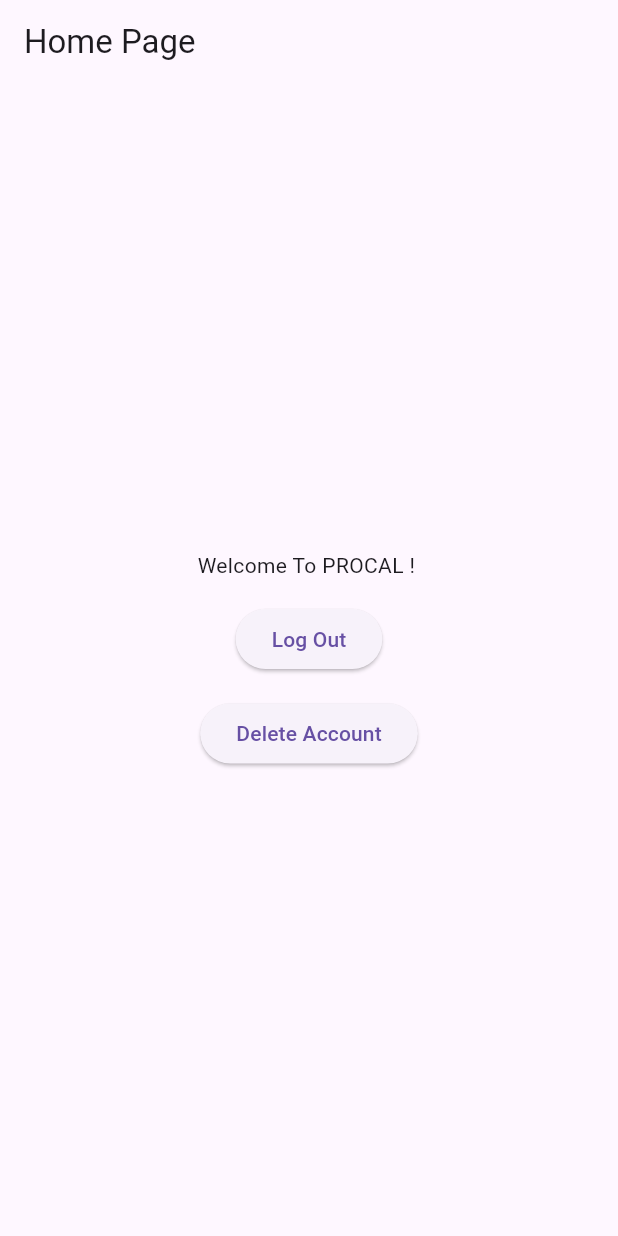
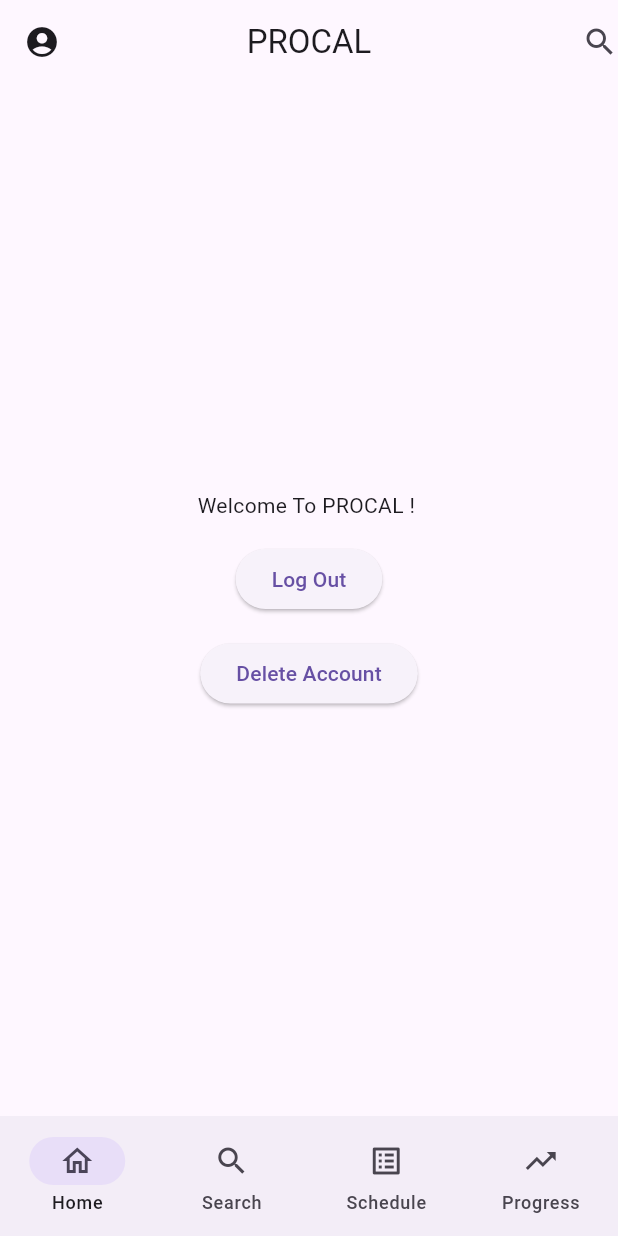
Before and after one commit to Rani1281/ProCal, a Flutter app: the screen it shows once a user with an empty profile is signed in, on a phone screen of 412 x 824 dp. Run offline on Flutter 3.47's test engine with Material 3 defaults, Android fonts, the light colour scheme and no system bars; our stand-ins replace cloud_firestore, firebase_auth, firebase_core, fluttertoast, google_sign_in, sign_in_button; accounts and stored records are empty.

Commit message:
Add required pages

```diff
--- a/lib/main.dart
+++ b/lib/main.dart
@@ -2,8 +2,9 @@ import 'package:firebase_auth/firebase_auth.dart';
 
 import 'package:flutter/material.dart';
 import 'package:firebase_core/firebase_core.dart';
+import 'package:procal/main_navigation.dart';
 import 'package:procal/pages/auth_pages/main_auth.dart';
-import 'package:procal/pages/nav_pages/home_page.dart';
+import 'package:procal/pages/nav_pages/home_page/main_home_page.dart';
 import 'package:procal/pages/auth_pages/verify_email_page.dart';
 import 'package:procal/widgets/auth_page_design.dart';
 import 'firebase_options.dart';
@@ -48,7 +49,7 @@ class _MyAppState extends State<MyApp> {
                 return const VerifyEmailPage();
               }
             }
-            return const HomePage();
+            return const MainNavigation();
           }
           // User is NOT signed in
           //return AuthPage(destination: 'sign-up');
--- /dev/null
+++ b/lib/main_navigation.dart
@@ -0,0 +1,56 @@
+import 'package:flutter/material.dart';
+import 'package:procal/pages/nav_pages/explore_page/food_search_page.dart';
+import 'package:procal/pages/nav_pages/home_page/main_home_page.dart';
+import 'package:procal/pages/nav_pages/progress_page/main_progress_page.dart';
+import 'package:procal/pages/nav_pages/schedule_page/main_schedule_page.dart';
+
+class MainNavigation extends StatefulWidget {
+  const MainNavigation({super.key});
+
+  @override
+  State<MainNavigation> createState() => _MainNavigationState();
+}
+
+class _MainNavigationState extends State<MainNavigation> {
+
+  int currentPageIndex = 0;
+
+  final Map<int, Widget> pages = {
+    0 : const HomePage(),
+    1 : const FoodSearchPage(),
+    2 : const SchedulePage(),
+    3 : const ProgressPage(),
+  };
+
+  final List<Widget> myDestinations = const [
+    NavigationDestination(icon: Icon(Icons.home_outlined), label: 'Home'),
+    NavigationDestination(icon: Icon(Icons.search), label: 'Search'),
+    NavigationDestination(icon: Icon(Icons.list_alt), label: 'Schedule'),
+    NavigationDestination(icon: Icon(Icons.trending_up), label: 'Progress'),
+  ];
+
+  @override
+  Widget build(BuildContext context) {
+    return Scaffold(
+      appBar: AppBar(
+        title: const Text('PROCAL'),
+        centerTitle: true,
+        actions: const [
+          Icon(Icons.search)
+        ],
+        leading: const Icon(Icons.account_circle),
+      ),
+      body: pages[currentPageIndex],
+
+      bottomNavigationBar: NavigationBar(
+        destinations: myDestinations,
+        onDestinationSelected: (selectedIndex) {
+          setState(() {
+            currentPageIndex = selectedIndex;
+          });
+        },
+        selectedIndex: currentPageIndex,
+      ),
+    );
+  }
+}
--- a/lib/pages/auth_pages/verify_email_page.dart
+++ b/lib/pages/auth_pages/verify_email_page.dart
@@ -3,7 +3,7 @@
 import 'dart:async';
 import 'package:firebase_auth/firebase_auth.dart';
 import 'package:flutter/material.dart';
-import 'package:procal/pages/nav_pages/home_page.dart';
+import 'package:procal/pages/nav_pages/home_page/main_home_page.dart';
 import 'package:procal/services/firebase_auth.dart';
 import 'package:procal/services/firebase_firestore.dart';
 
--- a/lib/pages/nav_pages/home_page.dart
+++ b/lib/pages/nav_pages/home_page/main_home_page.dart
@@ -41,10 +41,6 @@ class _HomePageState extends State<HomePage> {
   @override
   Widget build(BuildContext context) {
     return Scaffold(
-      appBar: AppBar(
-        automaticallyImplyLeading: false,
-        title: const Text("Home Page"),
-      ),
       body: Padding(
         padding: const EdgeInsets.all(15.0),
         child: Center(
```
Also changed, not shown: lib/pages/nav_pages/explore_page/add_food_page.dart (added), lib/pages/nav_pages/explore_page/food_search_page.dart (renamed from lib/pages/nav_pages/food_search_page.dart), lib/pages/nav_pages/explore_page/main_explore_page.dart (added), lib/pages/nav_pages/home_page/profile_page.dart (added), lib/pages/nav_pages/progress_page/adit_weight_record_page.dart (added), lib/pages/nav_pages/progress_page/main_progress_page.dart (renamed from lib/pages/nav_pages/progress_page.dart), lib/pages/nav_pages/schedule_page/adit_meal_page.dart (added), lib/pages/nav_pages/schedule_page/main_schedule_page.dart (renamed from lib/pages/nav_pages/schedule_page.dart).
